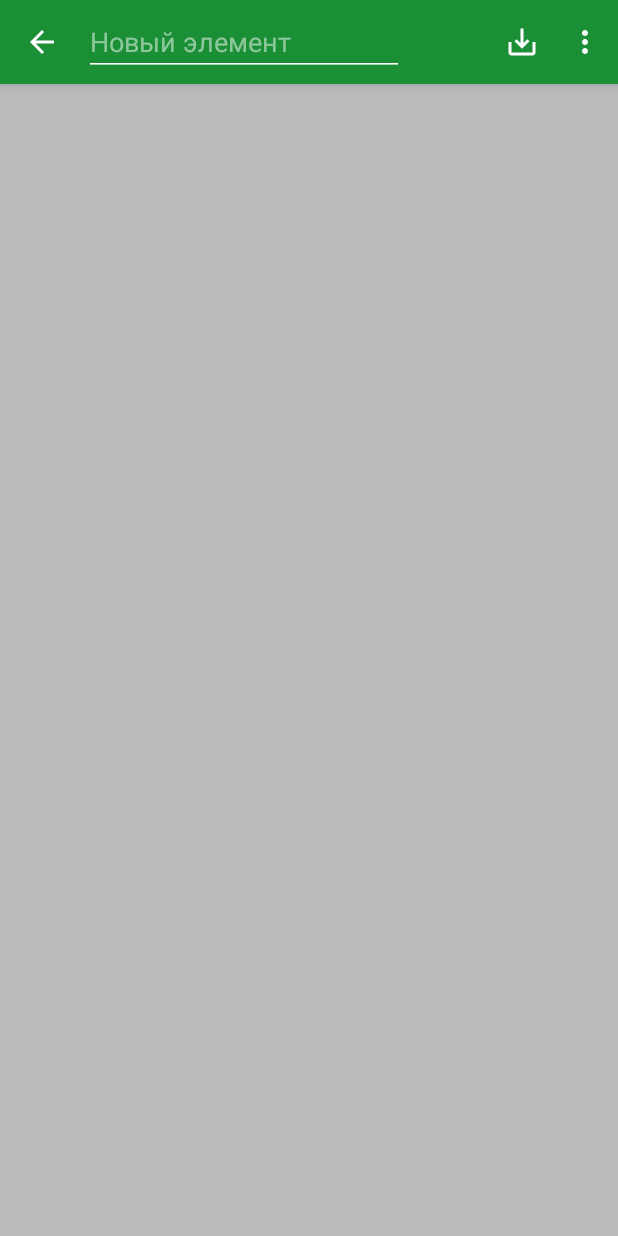
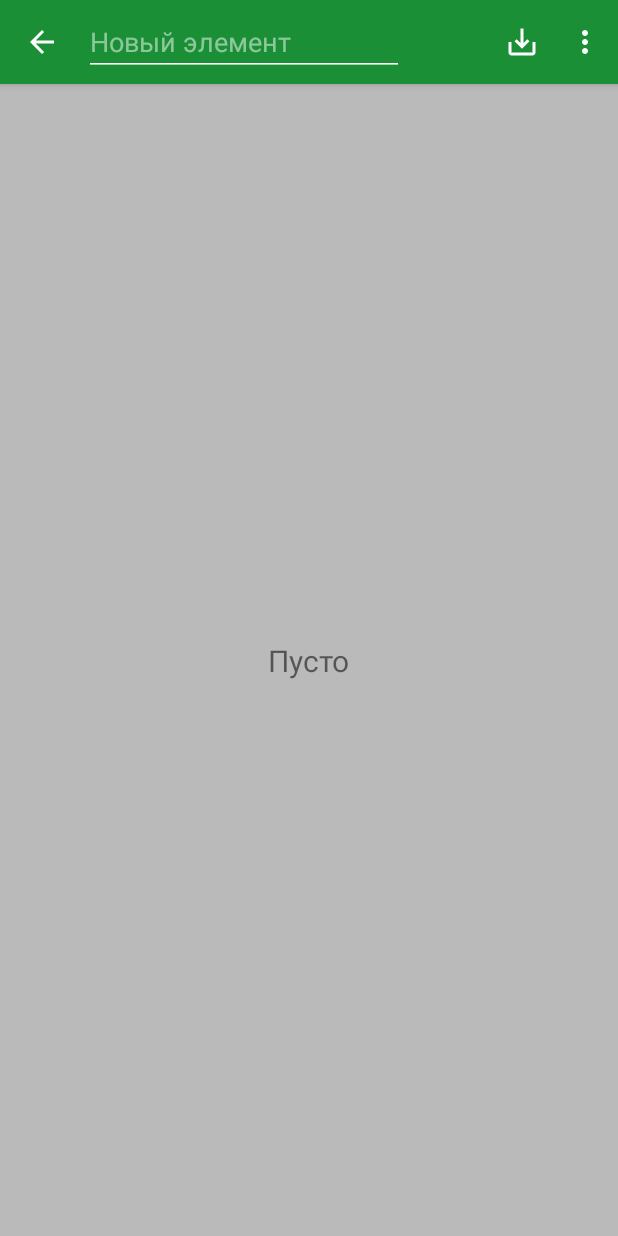
Before and after one commit to Bakulin-Nikolas/ShoppingList, an Android app: the ShopListActivity screen opened directly, with no data from a screen before it, after a tap on "Новый элемент списка", on a phone screen of 412 x 824 dp. Run offline under Robolectric (Android 15) with nearby library versions, the phone set to English and light mode, and no system bars; 2 statements that could not run were skipped.

Commit message:
hide tvInfo and correct show empty list

```diff
--- a/app/src/main/res/layout/activity_shop_list.xml
+++ b/app/src/main/res/layout/activity_shop_list.xml
@@ -17,9 +17,11 @@
         app:layout_constraintTop_toTopOf="parent" />
 
     <TextView
-        android:id="@+id/tvTest"
+        android:id="@+id/tvEmpty"
         android:layout_width="wrap_content"
         android:layout_height="wrap_content"
+        android:text="@string/empty_list"
+        android:textSize="20sp"
         app:layout_constraintBottom_toBottomOf="parent"
         app:layout_constraintEnd_toEndOf="parent"
         app:layout_constraintStart_toStartOf="parent"
--- a/app/src/main/res/layout/shop_list_item.xml
+++ b/app/src/main/res/layout/shop_list_item.xml
@@ -28,7 +28,6 @@
                 android:layout_marginStart="16dp"
                 android:layout_marginTop="8dp"
                 android:layout_marginEnd="5dp"
-                android:layout_marginBottom="8dp"
                 android:text="TextView"
                 android:textColor="@color/black"
                 android:textSize="16sp"
@@ -48,6 +47,7 @@
                 android:layout_marginBottom="8dp"
                 android:text="TextView"
                 android:textSize="12sp"
+                android:visibility="gone"
                 app:layout_constraintBottom_toBottomOf="parent"
                 app:layout_constraintEnd_toEndOf="@+id/tvName"
                 app:layout_constraintHorizontal_bias="0.0"
--- a/app/src/main/res/values/strings.xml
+++ b/app/src/main/res/values/strings.xml
@@ -22,5 +22,6 @@
     <string name="new_shop_item">Новый элемент списка</string>
     <string name="save_item">Сохранить элемент</string>
     <string name="new_item_text">Новый элемент</string>
+    <string name="empty_list">Пусто</string>
 
 </resources>
```
Also changed, not shown: app/src/main/java/com/nikolas/shoppinglist/activities/ShopListActivity.kt (+6 -1 lines), app/src/main/java/com/nikolas/shoppinglist/db/ShopListItemAdapter.kt (+10 -0 lines).
